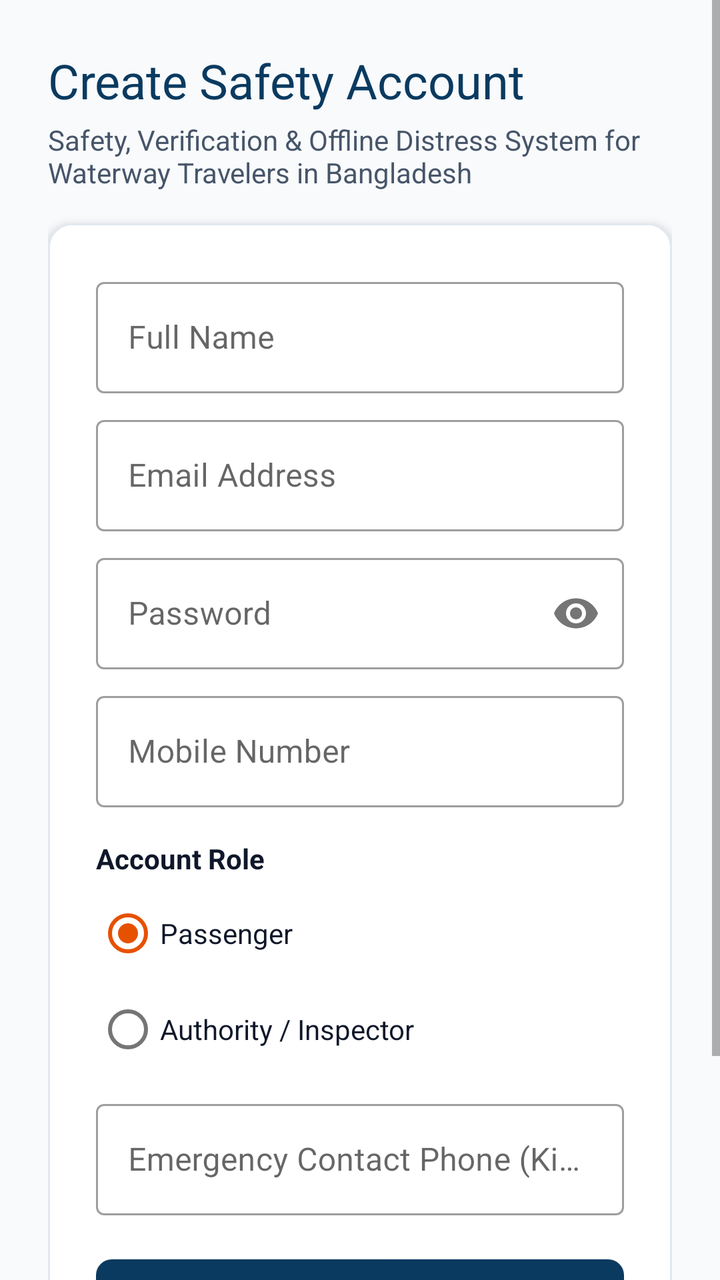
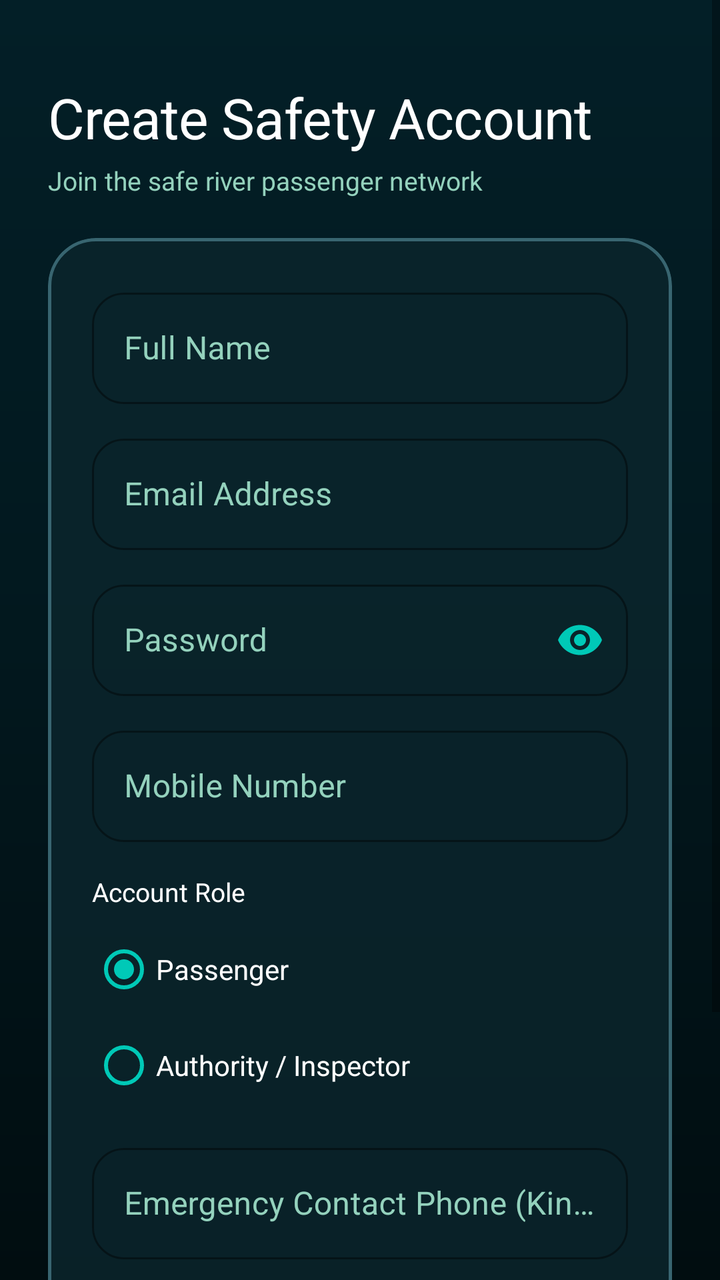

Two renders of the same Android screen: before a commit and after it. Below are the layout's source before the change and the commit's diff.
<!-- AndroidManifest.xml: application theme Theme.ShoreLine -->
<!-- res/layout/activity_register.xml -->
<?xml version="1.0" encoding="utf-8"?>
<ScrollView xmlns:android="http://schemas.android.com/apk/res/android"
    xmlns:app="http://schemas.android.com/apk/res-auto"
    xmlns:tools="http://schemas.android.com/tools"
    android:layout_width="match_parent"
    android:layout_height="match_parent"
    android:background="@color/bg_light_canvas"
    android:fillViewport="true">

    <LinearLayout
        android:layout_width="match_parent"
        android:layout_height="wrap_content"
        android:orientation="vertical"
        android:padding="@dimen/spacing_large">

        
        <TextView
            android:layout_width="wrap_content"
            android:layout_height="wrap_content"
            android:fontFamily="sans-serif-black"
            android:text="@string/title_register"
            android:textColor="@color/primary_maritime"
            android:textSize="@dimen/text_heading" />

        <TextView
            android:layout_width="wrap_content"
            android:layout_height="wrap_content"
            android:layout_marginTop="@dimen/spacing_micro"
            android:text="@string/app_description"
            android:textColor="@color/text_secondary"
            android:textSize="@dimen/text_body_secondary" />

        <com.google.android.material.card.MaterialCardView
            style="@style/Widget.ShoreLine.Card"
            android:layout_width="match_parent"
            android:layout_height="wrap_content"
            android:layout_marginTop="@dimen/spacing_medium">

            <LinearLayout
                android:layout_width="match_parent"
                android:layout_height="wrap_content"
                android:orientation="vertical"
                android:padding="@dimen/spacing_large">

                
                <com.google.android.material.textfield.TextInputLayout
                    style="@style/Widget.MaterialComponents.TextInputLayout.OutlinedBox"
                    android:layout_width="match_parent"
                    android:layout_height="wrap_content"
                    android:hint="@string/label_full_name">

                    <com.google.android.material.textfield.TextInputEditText
                        android:id="@+id/etRegFullName"
                        android:layout_width="match_parent"
                        android:layout_height="wrap_content"
                        android:inputType="textPersonName"
                        android:minHeight="@dimen/min_touch_target" />
                </com.google.android.material.textfield.TextInputLayout>

                
                <com.google.android.material.textfield.TextInputLayout
                    style="@style/Widget.MaterialComponents.TextInputLayout.OutlinedBox"
                    android:layout_width="match_parent"
                    android:layout_height="wrap_content"
                    android:layout_marginTop="@dimen/spacing_small"
                    android:hint="@string/label_email">

                    <com.google.android.material.textfield.TextInputEditText
                        android:id="@+id/etRegEmail"
                        android:layout_width="match_parent"
                        android:layout_height="wrap_content"
                        android:inputType="textEmailAddress"
                        android:minHeight="@dimen/min_touch_target" />
                </com.google.android.material.textfield.TextInputLayout>

                
                <com.google.android.material.textfield.TextInputLayout
                    style="@style/Widget.MaterialComponents.TextInputLayout.OutlinedBox"
                    android:layout_width="match_parent"
                    android:layout_height="wrap_content"
                    android:layout_marginTop="@dimen/spacing_small"
                    android:hint="@string/label_password"
                    app:passwordToggleEnabled="true">

                    <com.google.android.material.textfield.TextInputEditText
                        android:id="@+id/etRegPassword"
                        android:layout_width="match_parent"
                        android:layout_height="wrap_content"
                        android:inputType="textPassword"
                        android:minHeight="@dimen/min_touch_target" />
                </com.google.android.material.textfield.TextInputLayout>

                
                <com.google.android.material.textfield.TextInputLayout
                    style="@style/Widget.MaterialComponents.TextInputLayout.OutlinedBox"
                    android:layout_width="match_parent"
                    android:layout_height="wrap_content"
                    android:layout_marginTop="@dimen/spacing_small"
                    android:hint="@string/label_phone">

                    <com.google.android.material.textfield.TextInputEditText
                        android:id="@+id/etRegPhone"
                        android:layout_width="match_parent"
                        android:layout_height="wrap_content"
                        android:inputType="phone"
                        android:minHeight="@dimen/min_touch_target" />
                </com.google.android.material.textfield.TextInputLayout>

                
                <TextView
                    android:layout_width="wrap_content"
                    android:layout_height="wrap_content"
                    android:layout_marginTop="@dimen/spacing_medium"
                    android:text="@string/label_role"
                    android:textColor="@color/text_primary"
                    android:textStyle="bold" />

                <RadioGroup
                    android:id="@+id/rgRole"
                    android:layout_width="match_parent"
                    android:layout_height="wrap_content"
                    android:layout_marginTop="@dimen/spacing_micro"
                    android:orientation="vertical">

                    <RadioButton
                        android:id="@+id/rbPassenger"
                        android:layout_width="match_parent"
                        android:layout_height="@dimen/min_touch_target"
                        android:checked="true"
                        android:text="@string/role_passenger"
                        android:textColor="@color/text_primary" />

                    <RadioButton
                        android:id="@+id/rbAdmin"
                        android:layout_width="match_parent"
                        android:layout_height="@dimen/min_touch_target"
                        android:text="@string/role_admin"
                        android:textColor="@color/text_primary" />
                </RadioGroup>

                
                <com.google.android.material.textfield.TextInputLayout
                    style="@style/Widget.MaterialComponents.TextInputLayout.OutlinedBox"
                    android:layout_width="match_parent"
                    android:layout_height="wrap_content"
                    android:layout_marginTop="@dimen/spacing_small"
                    android:hint="@string/label_emergency_contact">

                    <com.google.android.material.textfield.TextInputEditText
                        android:id="@+id/etRegEmergency"
                        android:layout_width="match_parent"
                        android:layout_height="wrap_content"
                        android:inputType="phone"
                        android:minHeight="@dimen/min_touch_target" />
                </com.google.android.material.textfield.TextInputLayout>

                
                <ProgressBar
                    android:id="@+id/regProgress"
                    android:layout_width="wrap_content"
                    android:layout_height="wrap_content"
                    android:layout_gravity="center"
                    android:layout_marginTop="@dimen/spacing_small"
                    android:indeterminateTint="@color/secondary_safety_orange"
                    android:visibility="gone" />

                
                <com.google.android.material.button.MaterialButton
                    android:id="@+id/btnDoRegister"
                    style="@style/Widget.ShoreLine.Button.Primary"
                    android:layout_width="match_parent"
                    android:layout_height="wrap_content"
                    android:layout_marginTop="@dimen/spacing_medium"
                    android:text="@string/btn_register" />

                
                <TextView
                    android:id="@+id/tvGoToLogin"
                    android:layout_width="match_parent"
                    android:layout_height="wrap_content"
                    android:layout_marginTop="@dimen/spacing_small"
                    android:gravity="center"
                    android:minHeight="@dimen/min_touch_target"
                    android:padding="@dimen/spacing_small"
                    android:text="@string/prompt_has_account"
                    android:textColor="@color/coastal_cyan"
                    android:textSize="@dimen/text_body_secondary"
                    android:textStyle="bold" />

            </LinearLayout>
        </com.google.android.material.card.MaterialCardView>

    </LinearLayout>
</ScrollView>
<!-- resources referenced by this layout -->
<resources>
  <color name="bg_light_canvas">#F8FAFC</color>
  <color name="coastal_cyan">#00838F</color>
  <color name="primary_maritime">#0A3A60</color>
  <color name="secondary_safety_orange">#E65100</color>
  <color name="text_primary">#0F172A</color>
  <color name="text_secondary">#475569</color>
  <dimen name="min_touch_target">48dp</dimen>
  <dimen name="spacing_large">24dp</dimen>
  <dimen name="spacing_medium">16dp</dimen>
  <dimen name="spacing_micro">4dp</dimen>
  <dimen name="spacing_small">8dp</dimen>
  <dimen name="text_body_secondary">14sp</dimen>
  <dimen name="text_heading">24sp</dimen>
  <string name="app_description">Safety, Verification &amp; Offline Distress System for Waterway Travelers in Bangladesh</string>
  <string name="btn_register">Register Account</string>
  <string name="label_email">Email Address</string>
  <string name="label_emergency_contact">Emergency Contact Phone (Kin/Friend)</string>
  <string name="label_full_name">Full Name</string>
  <string name="label_password">Password</string>
  <string name="label_phone">Mobile Number</string>
  <string name="label_role">Account Role</string>
  <string name="prompt_has_account">Already registered? Sign In</string>
  <string name="role_admin">Authority / Inspector</string>
  <string name="role_passenger">Passenger</string>
  <string name="title_register">Create Safety Account</string>
  <style name="Widget.ShoreLine.Button.Primary" parent="Widget.MaterialComponents.Button">
          <item name="android:minHeight">@dimen/min_touch_target</item>
          <item name="backgroundTint">@color/primary_maritime</item>
          <item name="android:textColor">@color/text_on_primary</item>
          <item name="cornerRadius">@dimen/button_corner_radius</item>
          <item name="android:textSize">@dimen/text_body_primary</item>
          <item name="android:textStyle">bold</item>
      </style>
  <style name="Widget.ShoreLine.Card" parent="Widget.MaterialComponents.CardView">
          <item name="cardCornerRadius">@dimen/card_corner_radius</item>
          <item name="cardElevation">@dimen/card_elevation</item>
          <item name="strokeColor">@color/surface_card_border</item>
          <item name="strokeWidth">@dimen/stroke_width_standard</item>
          <item name="cardBackgroundColor">@color/surface_white</item>
      </style>
  <style name="Theme.ShoreLine" parent="Theme.MaterialComponents.Light.NoActionBar">
          
          <item name="colorPrimary">@color/primary_maritime</item>
          <item name="colorPrimaryVariant">@color/primary_variant_navy</item>
          <item name="colorOnPrimary">@color/text_on_primary</item>
  
          
          <item name="colorSecondary">@color/secondary_safety_orange</item>
          <item name="colorSecondaryVariant">@color/secondary_variant_amber</item>
          <item name="colorOnSecondary">@color/text_on_primary</item>
  
          
          <item name="android:statusBarColor">@color/primary_variant_navy</item>
          <item name="android:windowLightStatusBar" tools:targetApi="m">false</item>
  
          
          <item name="android:windowBackground">@color/bg_light_canvas</item>
          <item name="android:colorBackground">@color/bg_light_canvas</item>
  
          
          <item name="fontFamily">sans-serif</item>
      </style>
  <color name="text_on_primary">#FFFFFF</color>
  <dimen name="button_corner_radius">8dp</dimen>
  <dimen name="text_body_primary">16sp</dimen>
  <dimen name="card_corner_radius">12dp</dimen>
  <dimen name="card_elevation">3dp</dimen>
  <color name="surface_card_border">#E2E8F0</color>
  <dimen name="stroke_width_standard">1dp</dimen>
  <color name="surface_white">#FFFFFF</color>
  <color name="primary_variant_navy">#06253D</color>
  <color name="secondary_variant_amber">#FF8F00</color>
</resources>

<!-- the commit's change to res/layout/activity_register.xml (unified diff, before → after) -->
@@ -4,138 +4,187 @@
     xmlns:tools="http://schemas.android.com/tools"
     android:layout_width="match_parent"
     android:layout_height="match_parent"
-    android:background="@color/bg_light_canvas"
+    android:background="@drawable/bg_navara_gradient"
     android:fillViewport="true">
 
     <LinearLayout
         android:layout_width="match_parent"
         android:layout_height="wrap_content"
         android:orientation="vertical"
-        android:padding="@dimen/spacing_large">
+        android:padding="24dp">
 
         
         <TextView
             android:layout_width="wrap_content"
             android:layout_height="wrap_content"
+            android:layout_marginTop="16dp"
             android:fontFamily="sans-serif-black"
+            android:letterSpacing="-0.01"
             android:text="@string/title_register"
-            android:textColor="@color/primary_maritime"
-            android:textSize="@dimen/text_heading" />
+            android:textColor="@color/navara_text_title"
+            android:textSize="28sp" />
 
         <TextView
             android:layout_width="wrap_content"
             android:layout_height="wrap_content"
-            android:layout_marginTop="@dimen/spacing_micro"
-            android:text="@string/app_description"
-            android:textColor="@color/text_secondary"
-            android:textSize="@dimen/text_body_secondary" />
+            android:layout_marginTop="4dp"
+            android:fontFamily="sans-serif-medium"
+            android:text="Join the safe river passenger network"
+            android:textColor="@color/navara_text_subtitle"
+            android:textSize="13sp" />
 
         <com.google.android.material.card.MaterialCardView
-            style="@style/Widget.ShoreLine.Card"
             android:layout_width="match_parent"
             android:layout_height="wrap_content"
-            android:layout_marginTop="@dimen/spacing_medium">
+            android:layout_marginTop="20dp"
+            app:cardBackgroundColor="@color/navara_glass_surface"
+            app:cardCornerRadius="24dp"
+            app:cardElevation="0dp"
+            app:strokeColor="@color/navara_glass_border"
+            app:strokeWidth="1.5dp">
 
             <LinearLayout
                 android:layout_width="match_parent"
                 android:layout_height="wrap_content"
                 android:orientation="vertical"
-                android:padding="@dimen/spacing_large">
-
-                
-                <com.google.android.material.textfield.TextInputLayout
-                    style="@style/Widget.MaterialComponents.TextInputLayout.OutlinedBox"
-                    android:layout_width="match_parent"
-                    android:layout_height="wrap_content"
-                    android:hint="@string/label_full_name">
+                android:padding="22dp">
+
+                
+                <com.google.android.material.textfield.TextInputLayout
+                    style="@style/Widget.MaterialComponents.TextInputLayout.OutlinedBox"
+                    android:layout_width="match_parent"
+                    android:layout_height="wrap_content"
+                    android:hint="@string/label_full_name"
+                    android:textColorHint="@color/navara_text_subtitle"
+                    app:boxCornerRadiusBottomEnd="16dp"
+                    app:boxCornerRadiusBottomStart="16dp"
+                    app:boxCornerRadiusTopEnd="16dp"
+                    app:boxCornerRadiusTopStart="16dp"
+                    app:boxStrokeColor="@color/navara_neon_cyan"
+                    app:hintTextColor="@color/navara_neon_cyan">
 
                     <com.google.android.material.textfield.TextInputEditText
                         android:id="@+id/etRegFullName"
                         android:layout_width="match_parent"
                         android:layout_height="wrap_content"
+                        android:fontFamily="sans-serif"
                         android:inputType="textPersonName"
-                        android:minHeight="@dimen/min_touch_target" />
-                </com.google.android.material.textfield.TextInputLayout>
-
-                
-                <com.google.android.material.textfield.TextInputLayout
-                    style="@style/Widget.MaterialComponents.TextInputLayout.OutlinedBox"
-                    android:layout_width="match_parent"
-                    android:layout_height="wrap_content"
-                    android:layout_marginTop="@dimen/spacing_small"
-                    android:hint="@string/label_email">
+                        android:minHeight="@dimen/min_touch_target"
+                        android:textColor="@color/navara_text_title" />
+                </com.google.android.material.textfield.TextInputLayout>
+
+                
+                <com.google.android.material.textfield.TextInputLayout
+                    style="@style/Widget.MaterialComponents.TextInputLayout.OutlinedBox"
+                    android:layout_width="match_parent"
+                    android:layout_height="wrap_content"
+                    android:layout_marginTop="12dp"
+                    android:hint="@string/label_email"
+                    android:textColorHint="@color/navara_text_subtitle"
+                    app:boxCornerRadiusBottomEnd="16dp"
+                    app:boxCornerRadiusBottomStart="16dp"
+                    app:boxCornerRadiusTopEnd="16dp"
+                    app:boxCornerRadiusTopStart="16dp"
+                    app:boxStrokeColor="@color/navara_neon_cyan"
+                    app:hintTextColor="@color/navara_neon_cyan">
 
                     <com.google.android.material.textfield.TextInputEditText
                         android:id="@+id/etRegEmail"
                         android:layout_width="match_parent"
                         android:layout_height="wrap_content"
+                        android:fontFamily="sans-serif"
                         android:inputType="textEmailAddress"
-                        android:minHeight="@dimen/min_touch_target" />
-                </com.google.android.material.textfield.TextInputLayout>
-
-                
-                <com.google.android.material.textfield.TextInputLayout
-                    style="@style/Widget.MaterialComponents.TextInputLayout.OutlinedBox"
-                    android:layout_width="match_parent"
-                    android:layout_height="wrap_content"
-                    android:layout_marginTop="@dimen/spacing_small"
+                        android:minHeight="@dimen/min_touch_target"
+                        android:textColor="@color/navara_text_title" />
+                </com.google.android.material.textfield.TextInputLayout>
+
+                
+                <com.google.android.material.textfield.TextInputLayout
+                    style="@style/Widget.MaterialComponents.TextInputLayout.OutlinedBox"
+                    android:layout_width="match_parent"
+                    android:layout_height="wrap_content"
+                    android:layout_marginTop="12dp"
                     android:hint="@string/label_password"
-                    app:passwordToggleEnabled="true">
+                    android:textColorHint="@color/navara_text_subtitle"
+                    app:boxCornerRadiusBottomEnd="16dp"
+                    app:boxCornerRadiusBottomStart="16dp"
+                    app:boxCornerRadiusTopEnd="16dp"
+                    app:boxCornerRadiusTopStart="16dp"
+                    app:boxStrokeColor="@color/navara_neon_cyan"
+                    app:hintTextColor="@color/navara_neon_cyan"
+                    app:passwordToggleEnabled="true"
+                    app:passwordToggleTint="@color/navara_neon_cyan">
 
                     <com.google.android.material.textfield.TextInputEditText
                         android:id="@+id/etRegPassword"
                         android:layout_width="match_parent"
                         android:layout_height="wrap_content"
+                        android:fontFamily="sans-serif"
                         android:inputType="textPassword"
-                        android:minHeight="@dimen/min_touch_target" />
-                </com.google.android.material.textfield.TextInputLayout>
-
-                
-                <com.google.android.material.textfield.TextInputLayout
-                    style="@style/Widget.MaterialComponents.TextInputLayout.OutlinedBox"
-                    android:layout_width="match_parent"
-                    android:layout_height="wrap_content"
-                    android:layout_marginTop="@dimen/spacing_small"
-                    android:hint="@string/label_phone">
+                        android:minHeight="@dimen/min_touch_target"
+                        android:textColor="@color/navara_text_title" />
+                </com.google.android.material.textfield.TextInputLayout>
+
+                
+                <com.google.android.material.textfield.TextInputLayout
+                    style="@style/Widget.MaterialComponents.TextInputLayout.OutlinedBox"
+                    android:layout_width="match_parent"
+                    android:layout_height="wrap_content"
+                    android:layout_marginTop="12dp"
+                    android:hint="@string/label_phone"
+                    android:textColorHint="@color/navara_text_subtitle"
+                    app:boxCornerRadiusBottomEnd="16dp"
+                    app:boxCornerRadiusBottomStart="16dp"
+                    app:boxCornerRadiusTopEnd="16dp"
+                    app:boxCornerRadiusTopStart="16dp"
+                    app:boxStrokeColor="@color/navara_neon_cyan"
+                    app:hintTextColor="@color/navara_neon_cyan">
 
                     <com.google.android.material.textfield.TextInputEditText
                         android:id="@+id/etRegPhone"
                         android:layout_width="match_parent"
                         android:layout_height="wrap_content"
+                        android:fontFamily="sans-serif"
                         android:inputType="phone"
-                        android:minHeight="@dimen/min_touch_target" />
+                        android:minHeight="@dimen/min_touch_target"
+                        android:textColor="@color/navara_text_title" />
                 </com.google.android.material.textfield.TextInputLayout>
 
                 
                 <TextView
                     android:layout_width="wrap_content"
                     android:layout_height="wrap_content"
-                    android:layout_marginTop="@dimen/spacing_medium"
+                    android:layout_marginTop="16dp"
+                    android:fontFamily="sans-serif-bold"
                     android:text="@string/label_role"
-                    android:textColor="@color/text_primary"
-                    android:textStyle="bold" />
+                    android:textColor="@color/navara_text_title"
+                    android:textSize="13sp" />
 
                 <RadioGroup
                     android:id="@+id/rgRole"
                     android:layout_width="match_parent"
                     android:layout_height="wrap_content"
-                    android:layout_marginTop="@dimen/spacing_micro"
+                    android:layout_marginTop="6dp"
                     android:orientation="vertical">
 
                     <RadioButton
                         android:id="@+id/rbPassenger"
                         android:layout_width="match_parent"
                         android:layout_height="@dimen/min_touch_target"
+                        android:buttonTint="@color/navara_neon_cyan"
                         android:checked="true"
+                        android:fontFamily="sans-serif-medium"
                         android:text="@string/role_passenger"
-                        android:textColor="@color/text_primary" />
+                        android:textColor="@color/navara_text_title" />
 
                     <RadioButton
                         android:id="@+id/rbAdmin"
                         android:layout_width="match_parent"
                         android:layout_height="@dimen/min_touch_target"
+                        android:buttonTint="@color/navara_neon_cyan"
+                        android:fontFamily="sans-serif-medium"
                         android:text="@string/role_admin"
-                        android:textColor="@color/text_primary" />
+                        android:textColor="@color/navara_text_title" />
                 </RadioGroup>
 
                 
@@ -143,15 +192,24 @@
                     style="@style/Widget.MaterialComponents.TextInputLayout.OutlinedBox"
                     android:layout_width="match_parent"
                     android:layout_height="wrap_content"
-                    android:layout_marginTop="@dimen/spacing_small"
-                    android:hint="@string/label_emergency_contact">
+                    android:layout_marginTop="12dp"
+                    android:hint="@string/label_emergency_contact"
+                    android:textColorHint="@color/navara_text_subtitle"
+                    app:boxCornerRadiusBottomEnd="16dp"
+                    app:boxCornerRadiusBottomStart="16dp"
+                    app:boxCornerRadiusTopEnd="16dp"
+                    app:boxCornerRadiusTopStart="16dp"
+                    app:boxStrokeColor="@color/navara_neon_cyan"
+                    app:hintTextColor="@color/navara_neon_cyan">
 
                     <com.google.android.material.textfield.TextInputEditText
                         android:id="@+id/etRegEmergency"
                         android:layout_width="match_parent"
                         android:layout_height="wrap_content"
+                        android:fontFamily="sans-serif"
                         android:inputType="phone"
-                        android:minHeight="@dimen/min_touch_target" />
+                        android:minHeight="@dimen/min_touch_target"
+                        android:textColor="@color/navara_text_title" />
                 </com.google.android.material.textfield.TextInputLayout>
 
                 
@@ -160,32 +218,38 @@
                     android:layout_width="wrap_content"
                     android:layout_height="wrap_content"
                     android:layout_gravity="center"
-                    android:layout_marginTop="@dimen/spacing_small"
-                    android:indeterminateTint="@color/secondary_safety_orange"
+                    android:layout_marginTop="12dp"
+                    android:indeterminateTint="@color/navara_neon_cyan"
                     android:visibility="gone" />
 
                 
                 <com.google.android.material.button.MaterialButton
                     android:id="@+id/btnDoRegister"
-                    style="@style/Widget.ShoreLine.Button.Primary"
-                    android:layout_width="match_parent"
-                    android:layout_height="wrap_content"
-                    android:layout_marginTop="@dimen/spacing_medium"
-                    android:text="@string/btn_register" />
+                    android:layout_width="match_parent"
+                    android:layout_height="52dp"
+                    android:layout_marginTop="20dp"
+                    android:background="@drawable/bg_navara_neon_button"
+                    android:fontFamily="sans-serif-black"
+                    android:letterSpacing="0.04"
+                    android:text="@string/btn_register"
+                    android:textAllCaps="false"
+                    android:textColor="@color/navara_text_dark"
+                    android:textSize="15sp"
+                    app:backgroundTint="@null" />
 
                 
                 <TextView
                     android:id="@+id/tvGoToLogin"
                     android:layout_width="match_parent"
                     android:layout_height="wrap_content"
-                    android:layout_marginTop="@dimen/spacing_small"
+                    android:layout_marginTop="14dp"
+                    android:fontFamily="sans-serif-medium"
                     android:gravity="center"
                     android:minHeight="@dimen/min_touch_target"
-                    android:padding="@dimen/spacing_small"
+                    android:padding="8dp"
                     android:text="@string/prompt_has_account"
-                    android:textColor="@color/coastal_cyan"
-                    android:textSize="@dimen/text_body_secondary"
-                    android:textStyle="bold" />
+                    android:textColor="@color/navara_neon_cyan"
+                    android:textSize="13sp" />
 
             </LinearLayout>
         </com.google.android.material.card.MaterialCardView>
<!-- resource entries referenced after the edit -->
@@ -1,19 +1,41 @@
 <!-- resources referenced by this layout -->
 <resources>
+  <color name="navara_glass_border">#386570</color>
+  <color name="navara_glass_surface">#D90B252C</color>
+  <color name="navara_neon_cyan">#00C9B7</color>
+  <color name="navara_text_dark">#0A1C20</color>
+  <color name="navara_text_subtitle">#94D2BD</color>
+  <color name="navara_text_title">#FFFFFF</color>
   <color name="bg_light_canvas">#F8FAFC</color>
-  <color name="coastal_cyan">#00838F</color>
-  <color name="primary_maritime">#0A3A60</color>
+  <color name="primary_maritime">#0B192C</color>
   <color name="secondary_safety_orange">#E65100</color>
-  <color name="text_primary">#0F172A</color>
-  <color name="text_secondary">#475569</color>
   <dimen name="min_touch_target">48dp</dimen>
-  <dimen name="spacing_large">24dp</dimen>
-  <dimen name="spacing_medium">16dp</dimen>
-  <dimen name="spacing_micro">4dp</dimen>
-  <dimen name="spacing_small">8dp</dimen>
-  <dimen name="text_body_secondary">14sp</dimen>
-  <dimen name="text_heading">24sp</dimen>
-  <string name="app_description">Safety, Verification &amp; Offline Distress System for Waterway Travelers in Bangladesh</string>
+  <!-- drawable bg_navara_gradient (drawable) -->
+  <?xml version="1.0" encoding="utf-8"?>
+  <shape xmlns:android="http://schemas.android.com/apk/res/android"
+      android:shape="rectangle">
+      <gradient
+          android:type="linear"
+          android:angle="270"
+          android:startColor="#031F27"
+          android:centerColor="#02181E"
+          android:endColor="#010D10" />
+  </shape>
+  <!-- drawable bg_navara_neon_button (drawable) -->
+  <?xml version="1.0" encoding="utf-8"?>
+  <ripple xmlns:android="http://schemas.android.com/apk/res/android"
+      android:color="#4DFFFFFF">
+      <item>
+          <shape android:shape="rectangle">
+              <gradient
+                  android:type="linear"
+                  android:angle="0"
+                  android:startColor="#00A896"
+                  android:endColor="#00C9B7" />
+              <corners android:radius="28dp" />
+          </shape>
+      </item>
+  </ripple>
   <string name="btn_register">Register Account</string>
   <string name="label_email">Email Address</string>
   <string name="label_emergency_contact">Emergency Contact Phone (Kin/Friend)</string>
@@ -25,21 +47,6 @@
   <string name="role_admin">Authority / Inspector</string>
   <string name="role_passenger">Passenger</string>
   <string name="title_register">Create Safety Account</string>
-  <style name="Widget.ShoreLine.Button.Primary" parent="Widget.MaterialComponents.Button">
-          <item name="android:minHeight">@dimen/min_touch_target</item>
-          <item name="backgroundTint">@color/primary_maritime</item>
-          <item name="android:textColor">@color/text_on_primary</item>
-          <item name="cornerRadius">@dimen/button_corner_radius</item>
-          <item name="android:textSize">@dimen/text_body_primary</item>
-          <item name="android:textStyle">bold</item>
-      </style>
-  <style name="Widget.ShoreLine.Card" parent="Widget.MaterialComponents.CardView">
-          <item name="cardCornerRadius">@dimen/card_corner_radius</item>
-          <item name="cardElevation">@dimen/card_elevation</item>
-          <item name="strokeColor">@color/surface_card_border</item>
-          <item name="strokeWidth">@dimen/stroke_width_standard</item>
-          <item name="cardBackgroundColor">@color/surface_white</item>
-      </style>
   <style name="Theme.ShoreLine" parent="Theme.MaterialComponents.Light.NoActionBar">
           
           <item name="colorPrimary">@color/primary_maritime</item>
@@ -63,14 +70,7 @@
           <item name="fontFamily">sans-serif</item>
       </style>
   <color name="text_on_primary">#FFFFFF</color>
-  <dimen name="button_corner_radius">8dp</dimen>
-  <dimen name="text_body_primary">16sp</dimen>
-  <dimen name="card_corner_radius">12dp</dimen>
-  <dimen name="card_elevation">3dp</dimen>
-  <color name="surface_card_border">#E2E8F0</color>
-  <dimen name="stroke_width_standard">1dp</dimen>
-  <color name="surface_white">#FFFFFF</color>
-  <color name="primary_variant_navy">#06253D</color>
+  <color name="primary_variant_navy">#08121E</color>
   <color name="secondary_variant_amber">#FF8F00</color>
 </resources>
 
